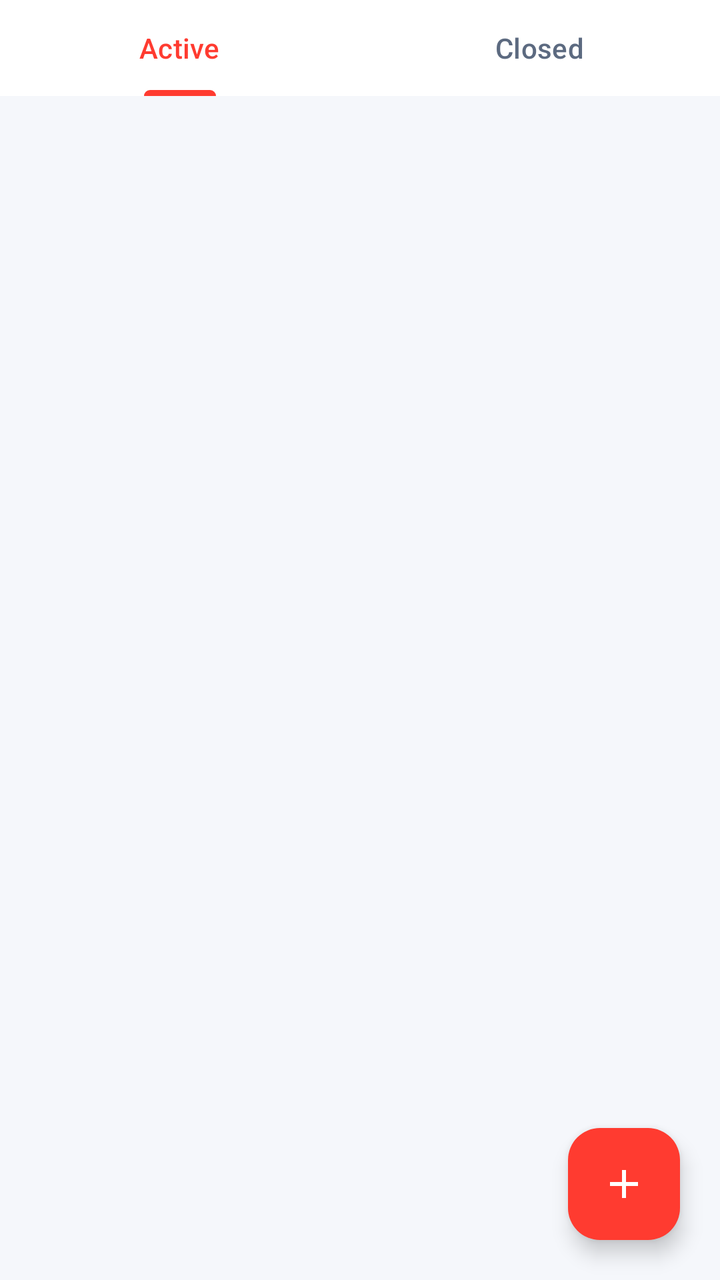
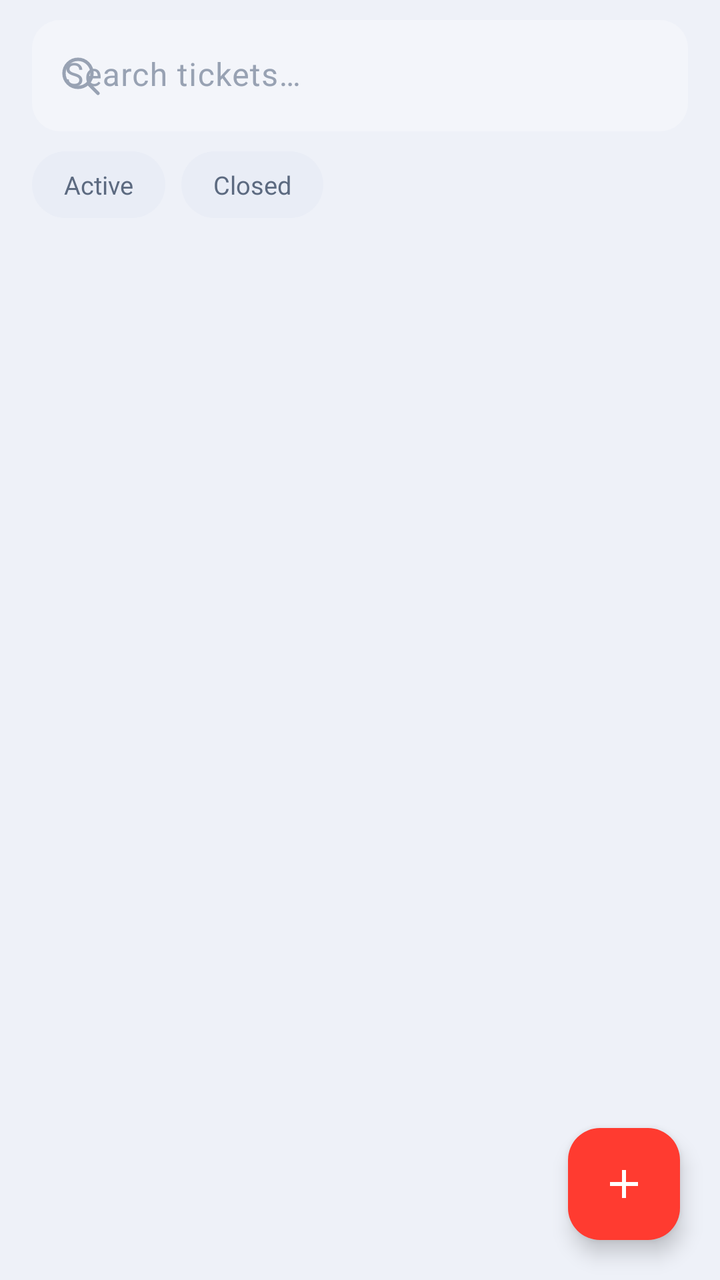

The first picture is an Android layout as it rendered before a commit; the second is the same layout after the commit. The layout source and the unified diff follow.
<!-- AndroidManifest.xml: application theme Theme.ItGuyAssets -->
<!-- res/layout/fragment_tickets_list.xml -->
<?xml version="1.0" encoding="utf-8"?>
<androidx.coordinatorlayout.widget.CoordinatorLayout xmlns:android="http://schemas.android.com/apk/res/android"
    xmlns:app="http://schemas.android.com/apk/res-auto"
    android:layout_width="match_parent"
    android:layout_height="match_parent"
    android:background="@color/bg">

    <LinearLayout
        android:layout_width="match_parent"
        android:layout_height="match_parent"
        android:orientation="vertical">

        <com.google.android.material.tabs.TabLayout
            android:id="@+id/tabs"
            android:layout_width="match_parent"
            android:layout_height="wrap_content"
            app:tabIndicatorColor="@color/accent"
            app:tabSelectedTextColor="@color/accent"
            app:tabTextColor="@color/muted"
            android:background="@color/surface">
            <com.google.android.material.tabs.TabItem android:text="Active" />
            <com.google.android.material.tabs.TabItem android:text="Closed" />
        </com.google.android.material.tabs.TabLayout>

        <TextView
            android:id="@+id/offlineBanner"
            android:layout_width="match_parent"
            android:layout_height="wrap_content"
            android:layout_marginHorizontal="12dp"
            android:layout_marginBottom="8dp"
            android:background="@color/surface"
            android:padding="8dp"
            android:textColor="@color/accent"
            android:textSize="12sp"
            android:gravity="center"
            android:visibility="gone" />
        <androidx.recyclerview.widget.RecyclerView
            android:id="@+id/recycler"
            android:layout_width="match_parent"
            android:layout_height="0dp"
            android:layout_weight="1"
            android:paddingBottom="80dp"
            android:clipToPadding="false" />

        <TextView
            android:id="@+id/emptyText"
            android:layout_width="match_parent"
            android:layout_height="wrap_content"
            android:padding="40dp"
            android:gravity="center"
            android:textColor="@color/muted"
            android:visibility="gone" />
    </LinearLayout>

    <com.google.android.material.floatingactionbutton.FloatingActionButton
        android:id="@+id/addFab"
        android:layout_width="wrap_content"
        android:layout_height="wrap_content"
        android:layout_gravity="bottom|end"
        android:layout_margin="20dp"
        app:backgroundTint="@color/accent"
        app:srcCompat="@drawable/ic_add"
        app:tint="@color/on_accent" />
</androidx.coordinatorlayout.widget.CoordinatorLayout>
<!-- resources referenced by this layout -->
<resources>
  <style name="Base.Theme.ItGuyAssets" parent="Theme.Material3.DayNight.NoActionBar">
          <item name="colorPrimary">@color/accent</item>
          <item name="colorOnPrimary">@color/on_accent</item>
          <item name="colorPrimaryContainer">@color/accent_container</item>
          <item name="colorOnPrimaryContainer">@color/accent</item>
          <item name="colorSecondary">@color/accent</item>
          <item name="colorSecondaryContainer">@color/accent_container</item>
          <item name="colorOnSecondaryContainer">@color/accent</item>
          <item name="android:colorBackground">@color/bg</item>
          <item name="colorSurface">@color/surface</item>
          
          <item name="elevationOverlayEnabled">false</item>
          <item name="colorSurfaceVariant">@color/surface_variant</item>
          <item name="colorOnSurface">@color/text</item>
          <item name="colorOnSurfaceVariant">@color/muted</item>
          <item name="colorOutline">@color/outline</item>
          <item name="android:windowBackground">@color/bg</item>
          <item name="android:statusBarColor">@color/bg</item>
          <item name="android:navigationBarColor">@color/bg</item>
          
          <item name="materialButtonStyle">@style/Button.IT</item>
          <item name="materialCardViewStyle">@style/Card</item>
          <item name="floatingActionButtonStyle">@style/FabPrimary</item>
      </style>
  <!-- unchanged entries left out for length: 16 -->
</resources>

<!-- the commit's change to res/layout/fragment_tickets_list.xml (unified diff, before → after) -->
@@ -3,52 +3,82 @@
     xmlns:app="http://schemas.android.com/apk/res-auto"
     android:layout_width="match_parent"
     android:layout_height="match_parent"
-    android:background="@color/bg">
+    android:background="@color/page">
 
     <LinearLayout
         android:layout_width="match_parent"
         android:layout_height="match_parent"
         android:orientation="vertical">
 
-        <com.google.android.material.tabs.TabLayout
-            android:id="@+id/tabs"
+        <com.google.android.material.textfield.TextInputLayout
+            style="@style/Field"
             android:layout_width="match_parent"
             android:layout_height="wrap_content"
-            app:tabIndicatorColor="@color/accent"
-            app:tabSelectedTextColor="@color/accent"
-            app:tabTextColor="@color/muted"
-            android:background="@color/surface">
-            <com.google.android.material.tabs.TabItem android:text="Active" />
-            <com.google.android.material.tabs.TabItem android:text="Closed" />
-        </com.google.android.material.tabs.TabLayout>
+            android:layout_marginStart="16dp"
+            android:layout_marginEnd="16dp"
+            android:layout_marginTop="10dp"
+            android:hint="Search tickets…"
+            app:startIconDrawable="@drawable/ic_search"
+            app:startIconTint="@color/text_faint">
+            <com.google.android.material.textfield.TextInputEditText
+                android:id="@+id/searchInput"
+                android:layout_width="match_parent"
+                android:layout_height="wrap_content"
+                android:imeOptions="actionSearch"
+                android:inputType="text"
+                android:maxLines="1"
+                android:textColor="@color/text_strong" />
+        </com.google.android.material.textfield.TextInputLayout>
+
+        <LinearLayout
+            android:layout_width="wrap_content"
+            android:layout_height="wrap_content"
+            android:layout_marginStart="16dp"
+            android:layout_marginTop="10dp"
+            android:layout_marginBottom="2dp"
+            android:orientation="horizontal">
+
+            <TextView
+                android:id="@+id/pillActive"
+                style="@style/Pill"
+                android:text="Active" />
+
+            <TextView
+                android:id="@+id/pillClosed"
+                style="@style/Pill"
+                android:text="Closed" />
+        </LinearLayout>
 
         <TextView
             android:id="@+id/offlineBanner"
             android:layout_width="match_parent"
             android:layout_height="wrap_content"
-            android:layout_marginHorizontal="12dp"
-            android:layout_marginBottom="8dp"
-            android:background="@color/surface"
-            android:padding="8dp"
+            android:layout_marginStart="16dp"
+            android:layout_marginEnd="16dp"
+            android:layout_marginTop="8dp"
+            android:background="@drawable/card_soft"
+            android:gravity="center"
+            android:padding="9dp"
             android:textColor="@color/accent"
             android:textSize="12sp"
-            android:gravity="center"
             android:visibility="gone" />
+
         <androidx.recyclerview.widget.RecyclerView
             android:id="@+id/recycler"
             android:layout_width="match_parent"
             android:layout_height="0dp"
             android:layout_weight="1"
-            android:paddingBottom="80dp"
-            android:clipToPadding="false" />
+            android:clipToPadding="false"
+            android:paddingTop="6dp"
+            android:paddingBottom="96dp" />
 
         <TextView
             android:id="@+id/emptyText"
             android:layout_width="match_parent"
             android:layout_height="wrap_content"
+            android:gravity="center"
             android:padding="40dp"
-            android:gravity="center"
-            android:textColor="@color/muted"
+            android:textColor="@color/text_faint"
             android:visibility="gone" />
     </LinearLayout>
 
@@ -58,6 +88,7 @@
         android:layout_height="wrap_content"
         android:layout_gravity="bottom|end"
         android:layout_margin="20dp"
+        android:contentDescription="New ticket"
         app:backgroundTint="@color/accent"
         app:srcCompat="@drawable/ic_add"
         app:tint="@color/on_accent" />
<!-- resource entries referenced after the edit -->
@@ -1,5 +1,70 @@
 <!-- resources referenced by this layout -->
 <resources>
+  <color name="page">#EEF1F8</color>
+  <color name="text_faint">#98A2B3</color>
+  <color name="text_strong">#101828</color>
+  <!-- drawable card_soft (drawable) -->
+  <?xml version="1.0" encoding="utf-8"?>
+  <shape xmlns:android="http://schemas.android.com/apk/res/android" android:shape="rectangle">
+      <solid android:color="@color/card" />
+      <corners android:radius="22dp" />
+      <stroke android:width="1dp" android:color="@color/card_line" />
+  </shape>
+  <!-- drawable ic_search (drawable) -->
+  <?xml version="1.0" encoding="utf-8"?>
+  <vector xmlns:android="http://schemas.android.com/apk/res/android"
+      android:width="24dp"
+      android:height="24dp"
+      android:viewportWidth="24"
+      android:viewportHeight="24">
+      <path
+          android:fillColor="#00000000"
+          android:strokeColor="#FFFFFFFF"
+          android:strokeWidth="1.7"
+          android:strokeLineCap="round"
+          android:strokeLineJoin="round"
+          android:pathData="M11,18a7,7 0 1,0 0,-14 7,7 0 0,0 0,14z" />
+      <path
+          android:fillColor="#00000000"
+          android:strokeColor="#FFFFFFFF"
+          android:strokeWidth="1.7"
+          android:strokeLineCap="round"
+          android:strokeLineJoin="round"
+          android:pathData="M16.2,16.2L21,21" />
+  </vector>
+  <style name="Field" parent="Widget.Material3.TextInputLayout.FilledBox">
+          <item name="boxBackgroundColor">@color/field_fill</item>
+          <item name="boxStrokeColor">@color/accent</item>
+          <item name="boxStrokeWidth">0dp</item>
+          <item name="boxStrokeWidthFocused">2dp</item>
+          <item name="boxCornerRadiusTopStart">14dp</item>
+          <item name="boxCornerRadiusTopEnd">14dp</item>
+          <item name="boxCornerRadiusBottomStart">14dp</item>
+          <item name="boxCornerRadiusBottomEnd">14dp</item>
+          <item name="hintTextColor">@color/text_soft</item>
+          <item name="android:textColorHint">@color/text_faint</item>
+      </style>
+  <style name="Pill">
+          <item name="android:layout_width">wrap_content</item>
+          <item name="android:layout_height">wrap_content</item>
+          <item name="android:background">@drawable/pill_idle</item>
+          <item name="android:paddingStart">16dp</item>
+          <item name="android:paddingEnd">16dp</item>
+          <item name="android:paddingTop">8dp</item>
+          <item name="android:paddingBottom">8dp</item>
+          <item name="android:textColor">@color/chip_idle_text</item>
+          <item name="android:textSize">12.5sp</item>
+          <item name="android:layout_marginEnd">8dp</item>
+      </style>
+  <color name="field_fill">#F3F5FA</color>
+  <color name="text_soft">#667085</color>
+  <!-- drawable pill_idle (drawable) -->
+  <?xml version="1.0" encoding="utf-8"?>
+  <shape xmlns:android="http://schemas.android.com/apk/res/android" android:shape="rectangle">
+      <solid android:color="@color/chip_idle" />
+      <corners android:radius="100dp" />
+  </shape>
+  <color name="chip_idle_text">#5C6A80</color>
   <style name="Base.Theme.ItGuyAssets" parent="Theme.Material3.DayNight.NoActionBar">
           <item name="colorPrimary">@color/accent</item>
           <item name="colorOnPrimary">@color/on_accent</item>
@@ -23,6 +88,39 @@
           <item name="materialButtonStyle">@style/Button.IT</item>
           <item name="materialCardViewStyle">@style/Card</item>
           <item name="floatingActionButtonStyle">@style/FabPrimary</item>
+          <item name="materialAlertDialogTheme">@style/DialogTheme</item>
+          <item name="alertDialogTheme">@style/DialogTheme</item>
+      </style>
+  <color name="chip_idle">#E9EDF6</color>
+  <style name="DialogTheme" parent="ThemeOverlay.Material3.MaterialAlertDialog">
+          <item name="alertDialogStyle">@style/DialogBody</item>
+          <item name="android:windowMinWidthMajor">88%</item>
+          <item name="android:windowMinWidthMinor">88%</item>
+          <item name="colorSurface">@color/card</item>
+          <item name="android:colorBackground">@color/card</item>
+          <item name="materialAlertDialogTitleTextStyle">@style/DialogTitle</item>
+          <item name="buttonBarPositiveButtonStyle">@style/DialogButton</item>
+          <item name="buttonBarNegativeButtonStyle">@style/DialogButton</item>
+          <item name="buttonBarNeutralButtonStyle">@style/DialogButton</item>
+      </style>
+  <style name="DialogBody" parent="MaterialAlertDialog.Material3">
+          <item name="backgroundTint">@color/card</item>
+          <item name="shapeAppearanceOverlay">@style/DialogShape</item>
+      </style>
+  <style name="DialogTitle" parent="MaterialAlertDialog.Material3.Title.Text">
+          <item name="android:textColor">@color/text_strong</item>
+          <item name="android:textSize">19sp</item>
+          <item name="android:textStyle">bold</item>
+      </style>
+  <style name="DialogButton" parent="Widget.Material3.Button.TextButton.Dialog">
+          <item name="android:textColor">@color/accent</item>
+          <item name="android:textAllCaps">false</item>
+          <item name="android:textSize">14.5sp</item>
+          <item name="android:textStyle">bold</item>
+      </style>
+  <style name="DialogShape">
+          <item name="cornerFamily">rounded</item>
+          <item name="cornerSize">26dp</item>
       </style>
   <!-- unchanged entries left out for length: 16 -->
 </resources>
